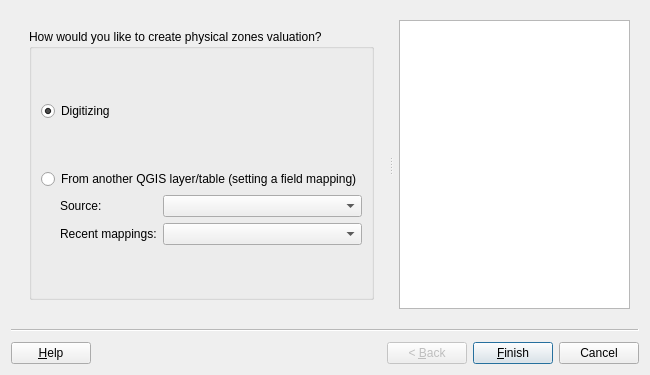
This is asistente_ladm_col/ui/wiz_create_physical_zone_valuation.ui in SwissTierrasColombia/Asistente-LADM-COL as Qt 5 draws it before an edit. The edited form follows.
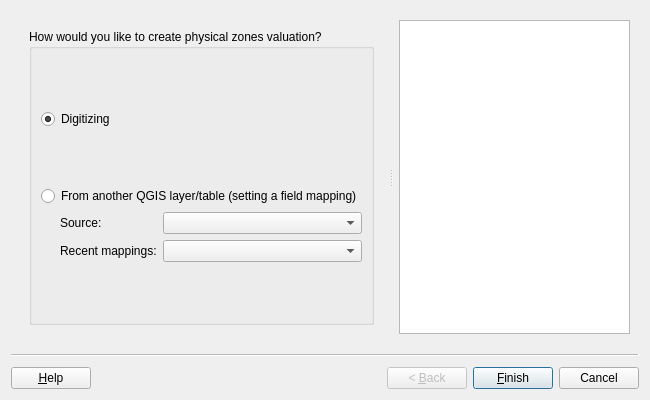
This is the edited form. Custom widgets are drawn as their Qt base class.

The edit to the form file:
```diff
--- a/asistente_ladm_col/ui/wiz_create_physical_zone_valuation.ui
+++ b/asistente_ladm_col/ui/wiz_create_physical_zone_valuation.ui
@@ -7,7 +7,7 @@
     <x>0</x>
     <y>0</y>
     <width>650</width>
-    <height>375</height>
+    <height>400</height>
    </rect>
   </property>
   <property name="cursor">
```
